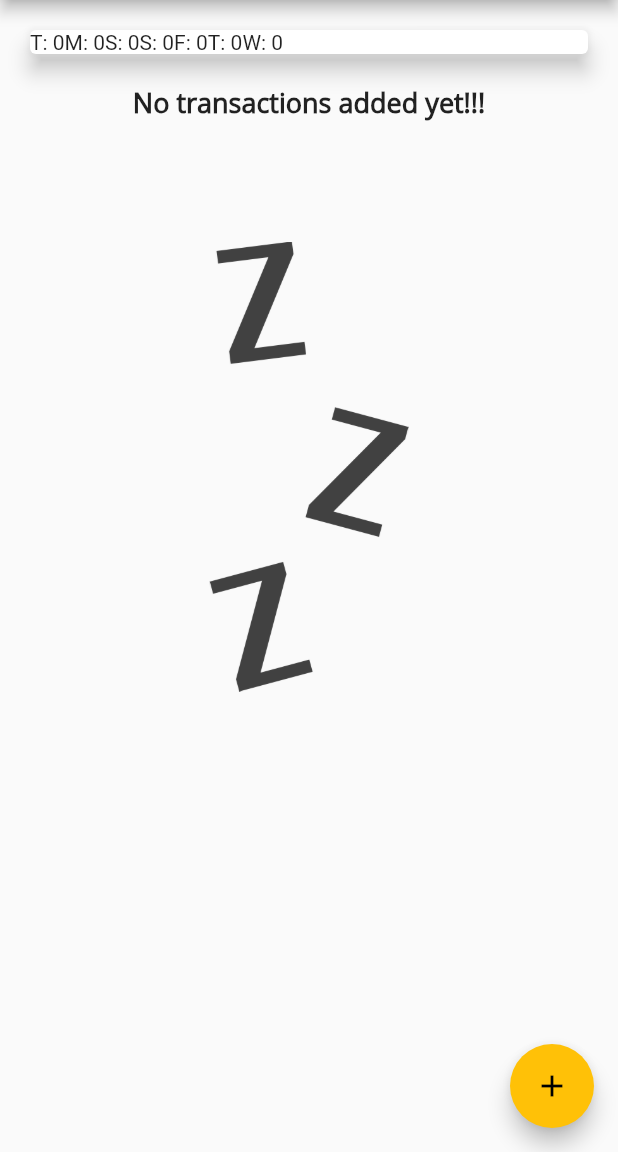
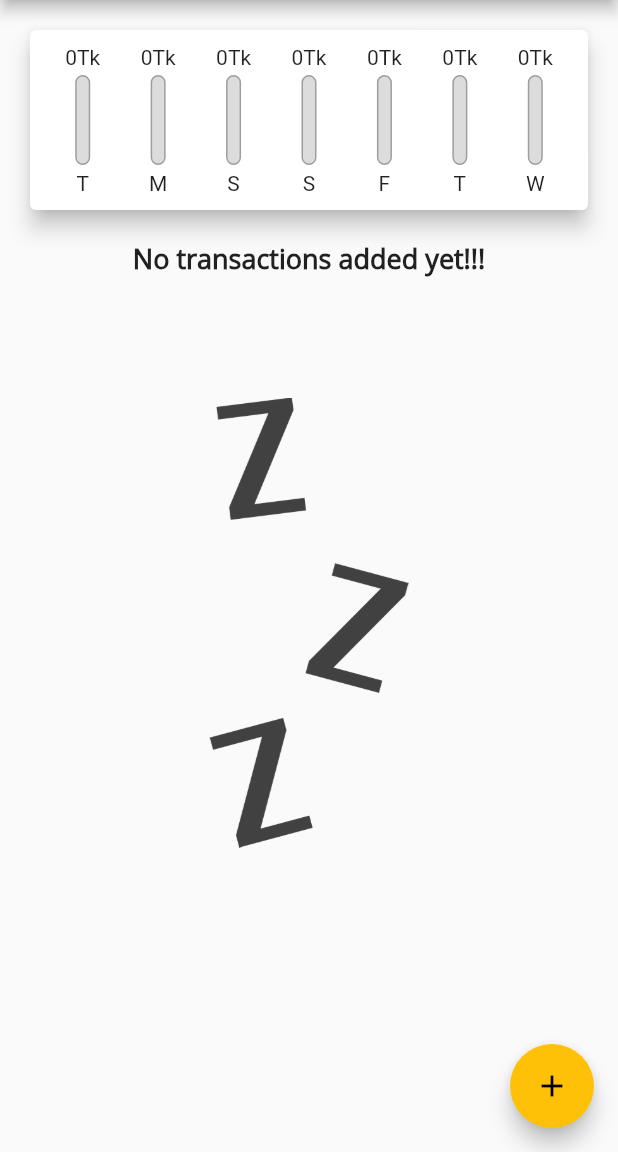
Before and after one commit to TarekAhamed-LIV3D/Expenses-Tracker, a Flutter app: the screen it shows after launch, on a phone screen of 412 x 824 dp, the part 84-1236 px from its top. Run offline on Flutter 3.47's test engine with Material 2 defaults, Android fonts, the phone set to English and light mode, and no system bars.

Commit message:
Chart Bar Customization
Chart bar integration with user input

```diff
--- a/lib/widgets/chart.dart
+++ b/lib/widgets/chart.dart
@@ -1,6 +1,8 @@
 import 'package:flutter/material.dart';
+import 'package:intl/intl.dart';
+
+import './chart_bar.dart';
 import '../models/transaction.dart';
-import 'package:intl/intl.dart';
 
 class Chart extends StatelessWidget {
   final List<Transaction> recentTransactions;
@@ -12,7 +14,7 @@
       final weekDay = DateTime.now().subtract(
         Duration(days: index),
       );
-      int totalSum = 0;
+      var totalSum = 0.0;
 
       for (var i = 0; i < recentTransactions.length; i++) {
         if (recentTransactions[i].date.day == weekDay.day &&
@@ -29,15 +31,34 @@
     });
   }
 
+  double get totalSpending {
+    return groupedTransactionValues.fold(0.0, (sum, item) {
+      return sum + item['amount'].hashCode;
+    });
+  }
+
   @override
   Widget build(BuildContext context) {
     return Card(
       elevation: 6,
       margin: EdgeInsets.all(20),
-      child: Row(
-        children: groupedTransactionValues.map((data) {
-          return Text('${data['day']}: ${data['amount']}');
-        }).toList(),
+      child: Padding(
+        padding: EdgeInsets.all(10),
+        child: Row(
+          mainAxisAlignment: MainAxisAlignment.spaceAround,
+          children: groupedTransactionValues.map((data) {
+            return Flexible(
+              fit: FlexFit.tight,
+              child: ChartBar(
+                data['day'] as String,
+                data['amount'] as double,
+                totalSpending == 0.0
+                    ? 0.0
+                    : (data['amount'] as double) / totalSpending,
+              ),
+            );
+          }).toList(),
+        ),
       ),
     );
   }
--- a/lib/widgets/chart_bar.dart
+++ b/lib/widgets/chart_bar.dart
@@ -11,7 +11,9 @@
   Widget build(BuildContext context) {
     return Column(
       children: <Widget>[
-        Text('\$Taka{spendingAmount.toStringAsFixed(0)}'),
+        FittedBox(
+          child: Text(spendingAmount.toStringAsFixed(0) + 'Tk'),
+        ),
         SizedBox(
           height: 4,
         ),
@@ -31,10 +33,11 @@
                 heightFactor: spendingPctOfTotal,
                 child: Container(
                   decoration: BoxDecoration(
-                      color: Theme.of(context).primaryColor,
-                      borderRadius: BorderRadius.circular(10)),
+                    color: Theme.of(context).primaryColor,
+                    borderRadius: BorderRadius.circular(10),
+                  ),
                 ),
-              )
+              ),
             ],
           ),
         ),
```
Also changed, not shown: lib/widgets/user_transaction.dart (+0 -12 lines).
